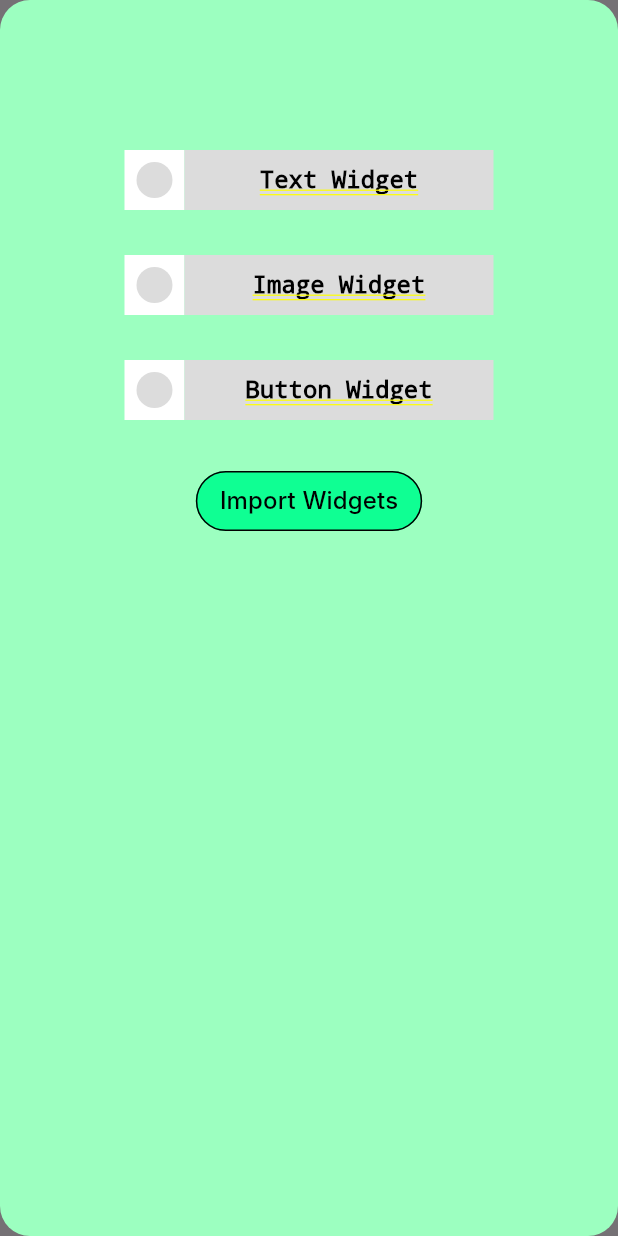
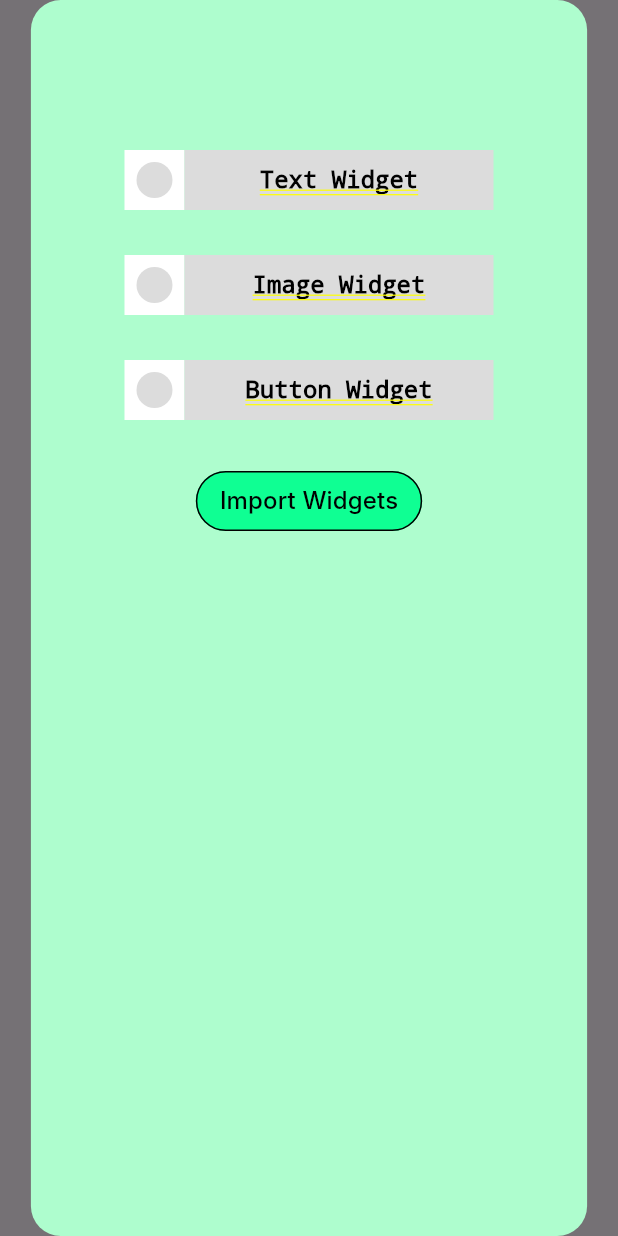
Before and after one commit to i-aman-jha/PI8O7I, a Flutter app: the screen it shows after launch, after a tap on "Add Widget", on a phone screen of 412 x 824 dp. Run offline on Flutter 3.47's test engine with Material 3 defaults, Android fonts, the phone set to English and light mode, and no system bars; our stand-ins replace cloud_firestore, firebase_core, firebase_storage, get, image_picker; missing offline and left inert: universal_html; accounts and stored records are empty; Roboto replaces fonts that are missing (Inter).

Commit message:
updated web view

```diff
--- a/lib/controller/widget_controller.dart
+++ b/lib/controller/widget_controller.dart
@@ -129,6 +129,11 @@ class WidgetController extends GetxController {
       if (widgetsOptions["Text Widget"] == true) {
         String textData = textController.text;
 
+        if (textData.isEmpty) {
+          Get.snackbar("Empty Text!", "Please enter text to save");
+          return;
+        }
+
         await firestore.collection('widgets').add({
           'type': 'Text',
           'content': textData,
--- a/lib/view/home.dart
+++ b/lib/view/home.dart
@@ -5,14 +5,20 @@ import 'package:untitled2/controller/widget_controller.dart';
 import 'package:untitled2/view/widgets/dialog_box.dart';
 import 'package:untitled2/view/widgets/mybutton.dart';
 
-class Home extends StatelessWidget {
+class Home extends StatefulWidget {
   const Home({super.key});
 
   @override
+  State<Home> createState() => _HomeState();
+}
+
+class _HomeState extends State<Home> {
+  final controller = Get.put(WidgetController());
+
+  @override
   Widget build(BuildContext context) {
-    final controller = Get.put(WidgetController());
-    final double deviceHeight = MediaQuery.of(context).size.height;
-    final bool isSmallScreen = deviceHeight < 520;
+    // final double deviceHeight = MediaQuery.of(context).size.height;
+    final bool isVerySmallWidth = MediaQuery.of(context).size.width < 520;
 
     return Scaffold(
       resizeToAvoidBottomInset: false,
@@ -22,21 +28,50 @@ class Home extends StatelessWidget {
       ),
       body: Center(
         child: SingleChildScrollView(
-          child: Column(
+          child: (!kIsWeb || isVerySmallWidth)
+              ? _widgetList()
+              : Padding(
+                  padding: const EdgeInsets.all(30.0),
+                  child: Row(
+                    children: [
+                      Spacer(),
+                      _widgetList(),
+                      Spacer(),
+                      MyDialog(),
+                      Spacer(),
+                    ],
+                  ),
+                ),
+        ),
+      ),
+    );
+  }
+
+  Widget _widgetList() {
+    final double deviceHeight = MediaQuery.of(context).size.height;
+    final bool isSmallScreen = deviceHeight < 520;
+    final bool isSmallWidth = MediaQuery.of(context).size.width < 1000;
+    final bool isVerySmallWidth = MediaQuery.of(context).size.width < 520;
+
+    return Column(
       children: [
         Obx(
           () => Container(
               height: (kIsWeb)
-                        ? MediaQuery.of(context).size.height * 0.7
+                  ? MediaQuery.of(context).size.height * 0.8
                   : MediaQuery.of(context).size.height * 0.6,
-                    width: (isSmallScreen)
+              width: (isVerySmallWidth)
+                  ? MediaQuery.of(context).size.width * 0.9
+                  : (isSmallWidth)
+                      ? MediaQuery.of(context).size.width * 0.4
+                      : (isSmallScreen)
                           ? MediaQuery.of(context).size.width * 0.7
                           : (kIsWeb)
-                            ? MediaQuery.of(context).size.height * 0.6
+                              ? MediaQuery.of(context).size.height * 0.8
                               : MediaQuery.of(context).size.width * 0.9,
               padding: const EdgeInsets.all(20),
               decoration: BoxDecoration(
-                      color: Color.fromARGB(71, 0, 255, 94),
+                color: Color.fromARGB(255, 174, 253, 206),
                 borderRadius: BorderRadius.circular(20),
               ),
               child: (controller.widgetList.value.isEmpty)
@@ -53,16 +88,15 @@ class Home extends StatelessWidget {
                       ? LayoutBuilder(builder: (context, constraints) {
                           return SingleChildScrollView(
                             child: Column(
-                                    children: controller.widgetList.value
-                                        .map((widget) {
+                              children:
+                                  controller.widgetList.value.map((widget) {
                                 if (widget is Spacer) {
                                   return SizedBox(
-                                            height:
-                                                20); // or any desired height
+                                      height: 20); // or any desired height
                                 }
                                 return Padding(
-                                        padding: const EdgeInsets.symmetric(
-                                            vertical: 8.0),
+                                  padding:
+                                      const EdgeInsets.symmetric(vertical: 8.0),
                                   child: widget,
                                 );
                               }).toList(),
@@ -70,11 +104,11 @@ class Home extends StatelessWidget {
                           );
                         })
                       : Column(
-                                mainAxisAlignment:
-                                    MainAxisAlignment.spaceEvenly,
+                          mainAxisAlignment: MainAxisAlignment.spaceEvenly,
                           children: controller.widgetList.value,
                         )),
         ),
+        if (!kIsWeb || isVerySmallWidth) ...[
           SizedBox(
             height: (kIsWeb) ? 40 : 20,
           ),
@@ -85,9 +119,7 @@ class Home extends StatelessWidget {
             },
           ),
         ],
-          ),
-        ),
-      ),
+      ],
     );
   }
 }
--- a/lib/view/widgets/dialog_box.dart
+++ b/lib/view/widgets/dialog_box.dart
@@ -10,17 +10,24 @@ class MyDialog extends StatelessWidget {
   @override
   Widget build(BuildContext context) {
     final controller = Get.find<WidgetController>();
+    final bool isSmallWidth = MediaQuery.of(context).size.width < 1000;
+    final double deviceHeight = MediaQuery.of(context).size.height;
+    final bool isVerySmallWidth = MediaQuery.of(context).size.width < 520;
 
     return Center(
       child: Container(
         height: (kIsWeb)
             ? MediaQuery.of(context).size.height * 0.8
             : MediaQuery.of(context).size.height,
-        width: (kIsWeb)
-            ? MediaQuery.of(context).size.width * 0.4
-            : MediaQuery.of(context).size.width,
+        width: (isVerySmallWidth)
+            ? MediaQuery.of(context).size.width * 0.9
+            : (isSmallWidth)
+                ? MediaQuery.of(context).size.width * 0.4
+                : (kIsWeb)
+                    ? MediaQuery.of(context).size.width * 0.4
+                    : MediaQuery.of(context).size.width,
         decoration: BoxDecoration(
-          color: Color.fromARGB(255, 156, 255, 192),
+          color: Color.fromARGB(255, 174, 253, 206),
           borderRadius: BorderRadius.circular(20),
         ),
         padding: EdgeInsets.all(20),
@@ -109,7 +116,9 @@ class MyDialog extends StatelessWidget {
                   controller.importWidget();
                   // print(controller.widget.value);
                   print(controller.widgetsOptions.values);
-                  Navigator.pop(context);
+                  if (!kIsWeb || isVerySmallWidth) {
+                    Navigator.pop(context);
+                  }
                 },
               )
             ],
```
Lines whose indentation alone changed are shown as unchanged.
